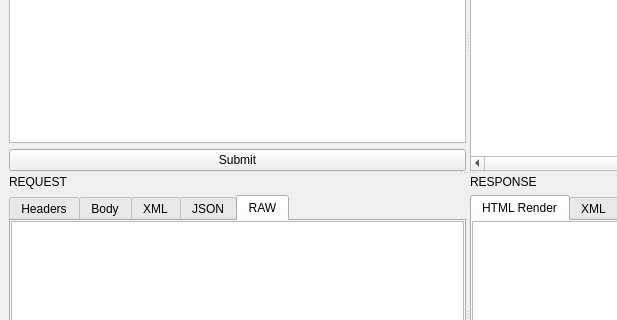
Before: the Qt Designer form ui/Web/UiHttpWebRequests.ui in caffedrine/CryptoPocketKnife, drawn with Qt 5; both pictures show x 0 to 617 and y 126 to 446 of the 935 by 616 pixel window.
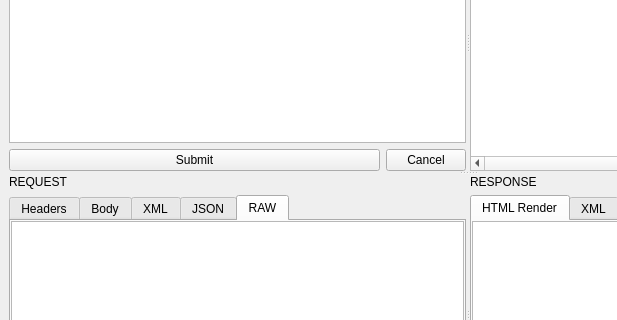
After: the same form once the commit is applied. Icons and pictures are not drawn. Custom widgets are drawn as their Qt base class.

Commit message: Improvements on HTTP requests on ui. Add ability to remove logs

```diff
--- a/ui/Web/UiHttpWebRequests.ui
+++ b/ui/Web/UiHttpWebRequests.ui
@@ -26,25 +26,6 @@
        </property>
        <widget class="QWidget" name="layoutWidget">
         <layout class="QGridLayout" name="gridLayout_ComposerGroup">
-         <item row="2" column="0" colspan="2">
-          <widget class="QPushButton" name="pushButton_Composer_Submit">
-           <property name="sizePolicy">
-            <sizepolicy hsizetype="Minimum" vsizetype="Maximum">
-             <horstretch>0</horstretch>
-             <verstretch>0</verstretch>
-            </sizepolicy>
-           </property>
-           <property name="maximumSize">
-            <size>
-             <width>16777215</width>
-             <height>16777215</height>
-            </size>
-           </property>
-           <property name="text">
-            <string>Submit</string>
-           </property>
-          </widget>
-         </item>
          <item row="0" column="0" colspan="2">
           <widget class="QLineEdit" name="lineEdit_Composer_TargetHost">
            <property name="sizePolicy">
@@ -96,6 +77,42 @@
            </property>
           </widget>
          </item>
+         <item row="2" column="0">
+          <widget class="QPushButton" name="pushButton_Composer_Submit">
+           <property name="sizePolicy">
+            <sizepolicy hsizetype="Minimum" vsizetype="Maximum">
+             <horstretch>0</horstretch>
+             <verstretch>0</verstretch>
+            </sizepolicy>
+           </property>
+           <property name="maximumSize">
+            <size>
+             <width>16777215</width>
+             <height>16777215</height>
+            </size>
+           </property>
+           <property name="text">
+            <string>Submit</string>
+           </property>
+          </widget>
+         </item>
+         <item row="2" column="1">
+          <widget class="QPushButton" name="pushButton_AbortRequest">
+           <property name="sizePolicy">
+            <sizepolicy hsizetype="Maximum" vsizetype="Fixed">
+             <horstretch>0</horstretch>
+             <verstretch>0</verstretch>
+            </sizepolicy>
+           </property>
+           <property name="text">
+            <string>Cancel</string>
+           </property>
+           <property name="icon">
+            <iconset resource="../../res/res.qrc">
+             <normaloff>:/img/fail.png</normaloff>:/img/fail.png</iconset>
+           </property>
+          </widget>
+         </item>
         </layout>
        </widget>
        <widget class="QWidget" name="formLayoutWidget">
@@ -632,6 +649,13 @@
    </property>
   </action>
  </widget>
+ <customwidgets>
+  <customwidget>
+   <class>QTreeWidgetExtended</class>
+   <extends>QTreeWidget</extends>
+   <header>QTreeWidgetExtended.h</header>
+  </customwidget>
+ </customwidgets>
  <resources>
   <include location="../../res/res.qrc"/>
  </resources>
```
Left out of the diff: 2 changed lines with no effect on the pictures. The commit also changes 10 other files.
